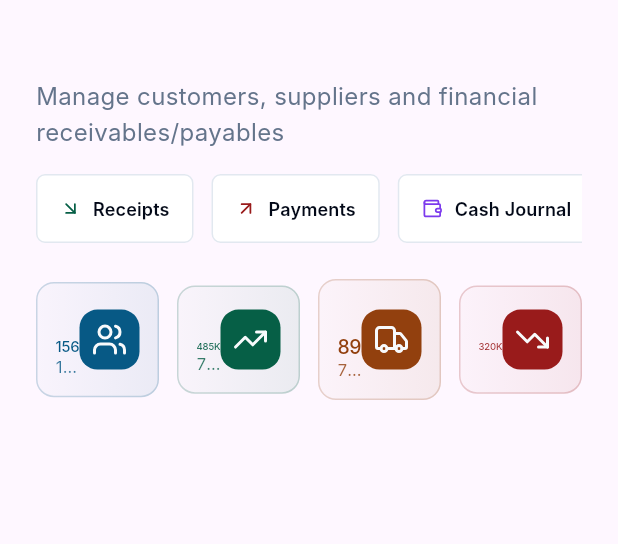
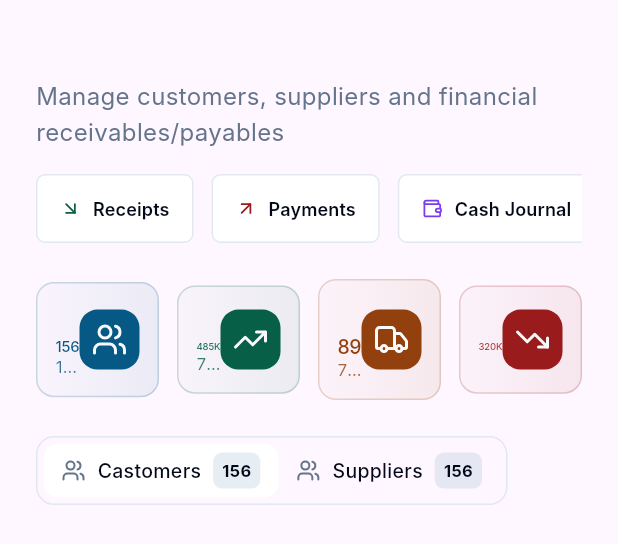
Before and after one commit to MironAlikc/erpmax-client, a Flutter app: the PartiesView widget shown alone on an empty page, opened directly with empty values, on a phone screen of 412 x 824 dp. Shown: the top 544 px of the screen. Run offline on Flutter 3.47's test engine with Material 3 defaults, Android fonts, the phone set to English and light mode, and no system bars; our stand-ins replace dartz, dio, equatable, fl_chart, flutter_bloc, flutter_secure_storage and 9 more; missing offline and left inert: shadcn_flutter; accounts and stored records are empty; generated files the repository leaves out were written again; Roboto replaces fonts that are missing (Inter).

Commit message:
Parties board switcher

```diff
--- a/lib/features/accounting/presentation/views/parties_view.dart
+++ b/lib/features/accounting/presentation/views/parties_view.dart
@@ -1,4 +1,5 @@
 import 'package:erpmax_client/core/constants/dimens.dart';
+import 'package:erpmax_client/features/accounting/presentation/widgets/accounting_tabs/parties/parties_board/parties_board_switcher.dart';
 import 'package:erpmax_client/features/accounting/presentation/widgets/accounting_tabs/parties/parties_header.dart';
 import 'package:erpmax_client/features/accounting/presentation/widgets/accounting_tabs/parties/parties_mock_data.dart';
 import 'package:erpmax_client/features/accounting/presentation/widgets/accounting_tabs/parties/parties_stat_row.dart';
@@ -21,6 +22,8 @@ class PartiesView extends StatelessWidget {
           PartiesHeader(title: title),
           gapH24,
           PartiesStatRow(stats: stats),
+          gapH24,
+          Row(children: [PartiesBoardSwitcher()]),
         ],
       ),
     );
--- /dev/null
+++ b/lib/features/accounting/presentation/widgets/accounting_tabs/parties/parties_board/parties_board_switcher.dart
@@ -0,0 +1,105 @@
+import 'package:erpmax_client/core/constants/dimens.dart';
+import 'package:erpmax_client/core/theme/app_theme.dart';
+import 'package:erpmax_client/core/theme/text_style_source.dart';
+import 'package:erpmax_client/features/accounting/presentation/widgets/accounting_tabs/funds_banks/widgets/acc_badge.dart';
+import 'package:erpmax_client/features/accounting/presentation/widgets/accounting_tabs/parties/parties_mock_data.dart';
+import 'package:flutter/material.dart';
+import 'package:lucide_icons/lucide_icons.dart';
+
+class PartiesBoardSwitcher extends StatefulWidget {
+  const PartiesBoardSwitcher({super.key});
+
+  @override
+  State<PartiesBoardSwitcher> createState() => _PartiesBoardSwitcherState();
+}
+
+class _PartiesBoardSwitcherState extends State<PartiesBoardSwitcher> {
+  PartiesType currentType = PartiesType.customers;
+
+  @override
+  Widget build(BuildContext context) {
+    return Container(
+      decoration: BoxDecoration(
+        border: Border.all(width: 1, color: context.theme.appColor.border),
+        borderRadius: BorderRadius.circular(Dimens.p12),
+      ),
+      padding: EdgeInsets.all(Dimens.p4),
+      child: Row(
+        mainAxisAlignment: MainAxisAlignment.start,
+        mainAxisSize: MainAxisSize.min,
+        children: [
+          _PartiesSwitcherTab(
+            isActive: currentType == PartiesType.customers,
+            icon: LucideIcons.users,
+            count: '156',
+            label: 'Castomers',
+            onTap: () => setState(() => currentType = PartiesType.customers),
+          ),
+          _PartiesSwitcherTab(
+            isActive: currentType == PartiesType.suppliers,
+            icon: LucideIcons.users,
+            count: '45',
+            label: 'Suppliers',
+            onTap: () => setState(() => currentType = PartiesType.suppliers),
+          ),
+        ],
+      ),
+    );
+  }
+}
+
+class _PartiesSwitcherTab extends StatelessWidget {
+  final bool isActive;
+  final IconData icon;
+  final String label;
+  final VoidCallback onTap;
+  final String count;
+
+  const _PartiesSwitcherTab({
+    required this.isActive,
+    required this.icon,
+    required this.label,
+    required this.onTap,
+    required this.count,
+  });
+
+  @override
+  Widget build(BuildContext context) {
+    final theme = context.theme.appColor;
+
+    return GestureDetector(
+      behavior: HitTestBehavior.translucent,
+      onTap: onTap,
+      child: Container(
+        decoration: BoxDecoration(
+          color: isActive ? theme.white : Colors.transparent,
+          borderRadius: BorderRadius.circular(Dimens.p10),
+        ),
+        padding: const EdgeInsets.symmetric(
+          horizontal: Dimens.p12,
+          vertical: Dimens.p6,
+        ),
+        child: Row(
+          children: [
+            Icon(icon, color: theme.textSecondary, size: 16),
+            gapW8,
+            Text(
+              label,
+              style: AppTextStyles.tableHeader.copyWith(
+                fontWeight: FontWeight.w500,
+                color: theme.textPrimary,
+                height: 1.2,
+              ),
+            ),
+            gapW8,
+            AccBadge(
+              value: '156',
+              isBold: true,
+              backgroundColor: theme.infoText.withValues(alpha: 0.1),
+            ),
+          ],
+        ),
+      ),
+    );
+  }
+}
--- a/lib/features/accounting/presentation/widgets/accounting_tabs/parties/parties_mock_data.dart
+++ b/lib/features/accounting/presentation/widgets/accounting_tabs/parties/parties_mock_data.dart
@@ -1,7 +1,6 @@
-enum PartyType { customers, suppliers }
+enum PartiesType { customers, suppliers }
 
 class MockPartiesDataService {
-  // Данные для карточек остаются прежними
   static PartiesStats getStatistics() => PartiesStats(
     totalCustomers: 156,
     activeCustomers: 142,
@@ -13,7 +12,6 @@ class MockPartiesDataService {
     overduePayables: "45K",
   );
 
-  // Список КЛИЕНТОВ
   static List<Customer> getCustomers() {
     return [
       Customer(
@@ -31,7 +29,6 @@ class MockPartiesDataService {
     ];
   }
 
-  // Список ПОСТАВЩИКОВ
   static List<Supplier> getSuppliers() {
     return [
       Supplier(
@@ -56,11 +53,10 @@ class MockPartiesDataService {
   }
 }
 
-// Модель для верхних карточек статистики
 class PartiesStats {
   final int totalCustomers;
   final int activeCustomers;
-  final String totalReceivables; // Используем String для формата "485K"
+  final String totalReceivables;
   final String overdueReceivables;
   final int totalSuppliers;
   final int activeSuppliers;
@@ -79,7 +75,6 @@ class PartiesStats {
   });
 }
 
-// Базовый класс для всех партнеров
 abstract class Party {
   final String id;
   final String name;
@@ -94,7 +89,6 @@ abstract class Party {
   });
 }
 
-// Модель Клиента (из первого скриншота)
 class Customer extends Party {
   final String group;
   final String phone;
@@ -117,14 +111,13 @@ class Customer extends Party {
   });
 }
 
-// Модель Поставщика (из нового скриншота)
 class Supplier extends Party {
   final String accountNumber;
-  final String type; // Например, "Company"
+  final String type;
   final String phoneNumber;
 
   Supplier({
-    required super.id, // Здесь ID может выступать как Account Number
+    required super.id,
     required super.name,
     required super.balance,
     required super.city,
```
